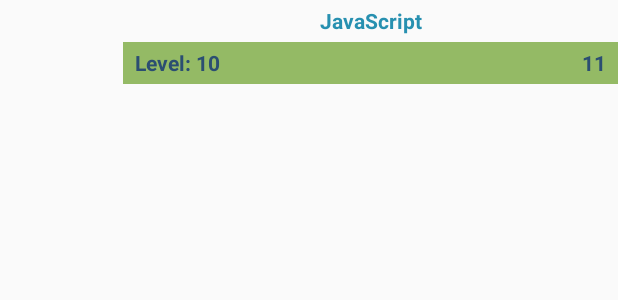
After one commit to roosnic1/codeivate_android, an Android app: the layout listitem_language.xml on its own in the app's theme, with its tools: preview values and no code run, on a phone screen of 412 x 824 dp. The commit adds this screen. Shown: the top 300 px of the screen. Run offline under Robolectric (Android 15) with nearby library versions, the phone set to English and light mode, and no system bars.

Commit message:
minor changes. wip

```diff
--- a/app/build.gradle
+++ b/app/build.gradle
@@ -27,5 +27,4 @@ dependencies {
     compile fileTree(dir: 'libs', include: ['*.jar'])
     compile 'com.android.support:appcompat-v7:21.0.3'
     compile 'com.squareup.okhttp:okhttp:2.2.0'
-    compile 'com.github.PhilJay:MPAndroidChart:2.0.7'
 }
--- a/app/src/main/java/com/koki/codeivate/MainActivity.java
+++ b/app/src/main/java/com/koki/codeivate/MainActivity.java
@@ -22,6 +22,7 @@ public class MainActivity extends ActionBarActivity implements IContentLoaderCal
 
     private SearchView searchView;
 
+
     @Override
     protected void onCreate(Bundle savedInstanceState) {
         super.onCreate(savedInstanceState);
@@ -41,6 +42,8 @@ public class MainActivity extends ActionBarActivity implements IContentLoaderCal
         searchView = (SearchView) menu.findItem(R.id.search_action).getActionView();
 
         setupSearchView();
+
+
 
         return true;
     }
--- /dev/null
+++ b/app/src/main/res/layout/listitem_language.xml
@@ -0,0 +1,64 @@
+<?xml version="1.0" encoding="utf-8"?>
+<LinearLayout xmlns:android="http://schemas.android.com/apk/res/android"
+    android:orientation="horizontal"
+    android:layout_width="match_parent"
+    android:layout_height="56dp"
+    android:weightSum="1.0">
+
+
+    <ImageView
+        android:layout_width="0dip"
+        android:layout_height="match_parent"
+        android:layout_weight="0.2" />
+
+    <RelativeLayout
+        android:layout_width="0dip"
+        android:layout_height="match_parent"
+        android:layout_weight="0.8">
+
+        <TextView
+            android:id="@+id/tvLanguageName"
+            android:layout_width="match_parent"
+            android:layout_height="28dp"
+            android:gravity="center"
+            android:textColor="@color/main_font_bright"
+            android:textStyle="bold"
+            android:text="JavaScript"/>
+
+        <RelativeLayout
+            android:layout_below="@id/tvLanguageName"
+            android:layout_width="match_parent"
+            android:layout_height="28dp"
+            android:background="@color/main_bar"/>
+
+
+        <TextView
+            android:id="@+id/tvLevelStart"
+            android:layout_below="@id/tvLanguageName"
+            android:gravity="center_vertical"
+            android:layout_alignParentStart="true"
+            android:layout_width="wrap_content"
+            android:layout_height="28dp"
+            android:text="Level: 10"
+            android:textColor="@color/main_blue"
+            android:textStyle="bold"
+            android:layout_marginStart="8dp"
+            />
+
+        <TextView
+            android:id="@+id/tvLevelEnd"
+            android:layout_below="@id/tvLanguageName"
+            android:gravity="center_vertical"
+            android:layout_alignParentEnd="true"
+            android:layout_width="wrap_content"
+            android:layout_height="28dp"
+            android:text="11"
+            android:textColor="@color/main_blue"
+            android:textStyle="bold"
+            android:layout_marginEnd="8dp"/>
+
+        </RelativeLayout>
+
+
+
+</LinearLayout>
--- a/app/src/main/res/menu/global.xml
+++ b/app/src/main/res/menu/global.xml
@@ -1,5 +1,7 @@
 <menu xmlns:android="http://schemas.android.com/apk/res/android"
     xmlns:app="http://schemas.android.com/apk/res-auto">
-    <item android:id="@+id/action_settings" android:title="@string/action_settings"
-        android:orderInCategory="100" android:showAsAction="never" />
+    <item android:id="@+id/action_settings"
+        android:title="@string/action_settings"
+        android:orderInCategory="100"
+        android:showAsAction="never" />
 </menu>
```
Also changed, not shown: app/src/main/res/layout/activity_main.xml (+15 -24 lines).
